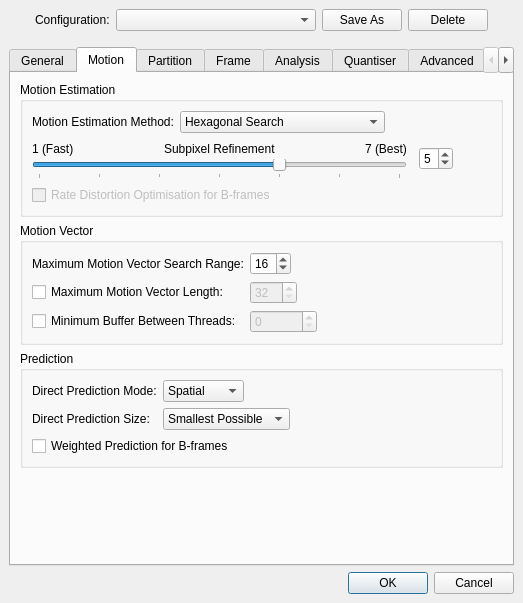
The window that branches/avidemux_2.5_branch_gruntster/plugins/ADM_videoEncoder/ADM_vidEnc_x264/qt4/x264ConfigDialog.ui (BackupTheBerlios/avidemux-svn) describes before a commit, drawn with Qt 5.
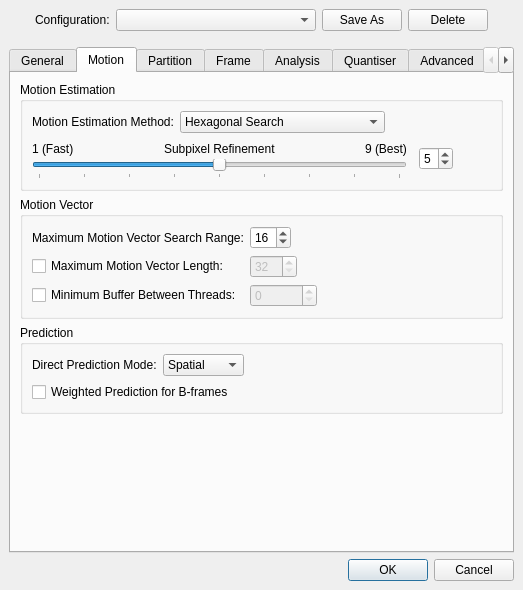
The same window after the commit. The open tabs and pages were chosen to show the change.

```diff
--- a/branches/avidemux_2.5_branch_gruntster/plugins/ADM_videoEncoder/ADM_vidEnc_x264/qt4/x264ConfigDialog.ui
+++ b/branches/avidemux_2.5_branch_gruntster/plugins/ADM_videoEncoder/ADM_vidEnc_x264/qt4/x264ConfigDialog.ui
@@ -7,7 +7,7 @@
     <x>0</x>
     <y>0</y>
     <width>523</width>
-    <height>540</height>
+    <height>536</height>
    </rect>
   </property>
   <property name="windowTitle" >
@@ -100,7 +100,7 @@
      </property>
      <property name="sizeHint" >
       <size>
-       <width>491</width>
+       <width>505</width>
        <height>10</height>
       </size>
      </property>
@@ -846,6 +846,11 @@
                   <string>Exhaustive Search</string>
                  </property>
                 </item>
+                <item>
+                 <property name="text" >
+                  <string>Hadamard Exhaustive Search</string>
+                 </property>
+                </item>
                </widget>
               </item>
               <item>
@@ -865,14 +870,6 @@
             </item>
            </layout>
           </item>
-          <item>
-           <layout class="QVBoxLayout" >
-            <property name="margin" >
-             <number>0</number>
-            </property>
-            <property name="spacing" >
-             <number>6</number>
-            </property>
             <item>
              <layout class="QHBoxLayout" >
               <property name="margin" >
@@ -948,7 +945,7 @@
                     <item>
                      <widget class="QLabel" name="label_37" >
                       <property name="text" >
-                       <string>7 (Best)</string>
+                     <string>9 (Best)</string>
                       </property>
                      </widget>
                     </item>
@@ -974,7 +971,7 @@
                      <number>1</number>
                     </property>
                     <property name="maximum" >
-                     <number>7</number>
+                   <number>9</number>
                     </property>
                     <property name="pageStep" >
                      <number>1</number>
@@ -995,7 +992,7 @@
                 <item>
                  <widget class="QSpinBox" name="meSpinBox" >
                   <property name="maximum" >
-                   <number>7</number>
+                 <number>9</number>
                   </property>
                   <property name="minimum" >
                    <number>1</number>
@@ -1019,21 +1016,6 @@
                  </size>
                 </property>
                </spacer>
-              </item>
-             </layout>
-            </item>
-            <item>
-             <widget class="QCheckBox" name="rdoCheckBox" >
-              <property name="enabled" >
-               <bool>false</bool>
-              </property>
-              <property name="text" >
-               <string>Rate Distortion Optimisation for B-frames</string>
-              </property>
-              <property name="checked" >
-               <bool>false</bool>
-              </property>
-             </widget>
             </item>
            </layout>
           </item>
@@ -1210,7 +1192,7 @@
            <number>6</number>
           </property>
           <item>
-           <layout class="QVBoxLayout" >
+           <layout class="QHBoxLayout" >
             <property name="margin" >
              <number>0</number>
             </property>
@@ -1218,28 +1200,13 @@
              <number>6</number>
             </property>
             <item>
-             <layout class="QGridLayout" >
-              <property name="margin" >
-               <number>0</number>
-              </property>
-              <property name="spacing" >
-               <number>6</number>
-              </property>
-              <item row="1" column="0" >
-               <widget class="QLabel" name="label_41" >
-                <property name="text" >
-                 <string>Direct Prediction Size:</string>
-                </property>
-               </widget>
-              </item>
-              <item row="0" column="0" >
                <widget class="QLabel" name="label_40" >
                 <property name="text" >
                  <string>Direct Prediction Mode:</string>
                 </property>
                </widget>
               </item>
-              <item row="0" column="1" >
+            <item>
                <layout class="QHBoxLayout" >
                 <property name="margin" >
                  <number>0</number>
@@ -1289,48 +1256,6 @@
                 </item>
                </layout>
               </item>
-              <item row="1" column="1" >
-               <layout class="QHBoxLayout" >
-                <property name="margin" >
-                 <number>0</number>
-                </property>
-                <property name="spacing" >
-                 <number>6</number>
-                </property>
-                <item>
-                 <widget class="QComboBox" name="predictSizeComboBox" >
-                  <item>
-                   <property name="text" >
-                    <string>Smallest Possible</string>
-                   </property>
-                  </item>
-                  <item>
-                   <property name="text" >
-                    <string>4x4</string>
-                   </property>
-                  </item>
-                  <item>
-                   <property name="text" >
-                    <string>8x8</string>
-                   </property>
-                  </item>
-                 </widget>
-                </item>
-                <item>
-                 <spacer>
-                  <property name="orientation" >
-                   <enum>Qt::Horizontal</enum>
-                  </property>
-                  <property name="sizeHint" >
-                   <size>
-                    <width>40</width>
-                    <height>20</height>
-                   </size>
-                  </property>
-                 </spacer>
-                </item>
-               </layout>
-              </item>
              </layout>
             </item>
             <item>
@@ -1341,8 +1266,6 @@
              </widget>
             </item>
            </layout>
-          </item>
-         </layout>
         </widget>
        </item>
        <item>
@@ -2115,13 +2038,6 @@
             </property>
            </widget>
           </item>
-          <item>
-           <widget class="QCheckBox" name="bFrameMotionEstCheckBox" >
-            <property name="text" >
-             <string>Motion Estimation Before and After B-frames</string>
-            </property>
-           </widget>
-          </item>
           <item>
            <layout class="QHBoxLayout" >
             <property name="margin" >
```
Left out of the diff: 3 changed lines with no effect on the pictures. Lines whose indentation alone changed are shown as unchanged.
